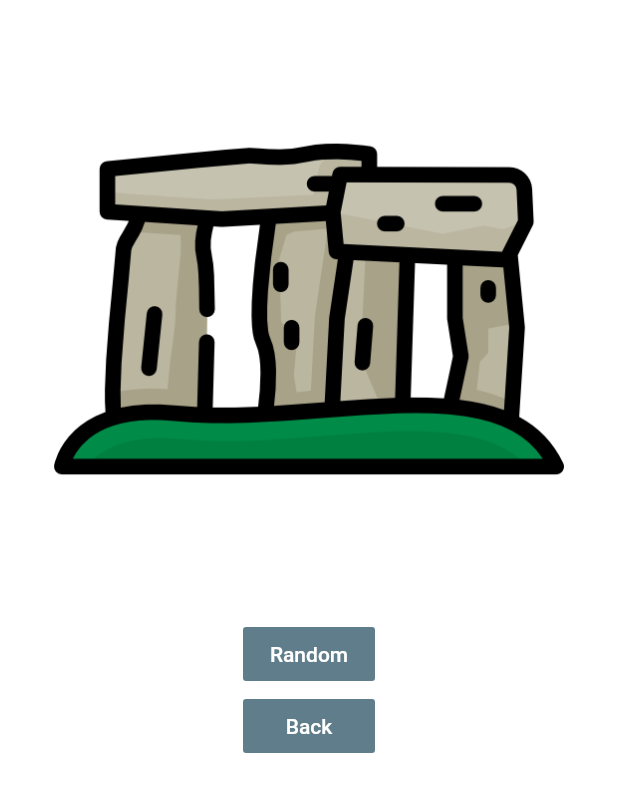
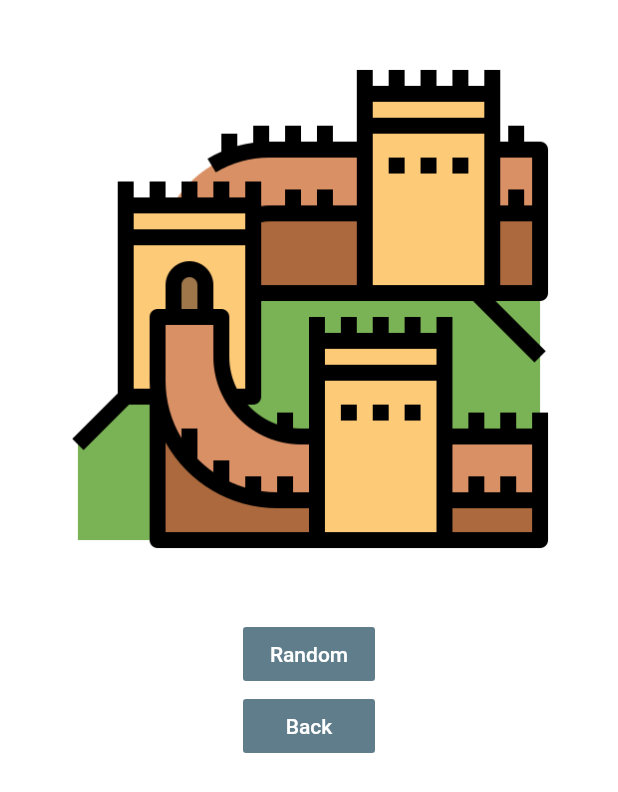
Before and after one commit to oussemaAr/flutter_app, a Flutter app: the screen it shows after launch, after a tap on "Go to the Game", on a phone screen of 412 x 824 dp. Shown: the top 792 px of the screen. Run offline on Flutter 3.47's test engine with Material 2 defaults, Android fonts, the phone set to English and light mode, and no system bars; our stand-ins replace google_fonts.

```diff
--- a/lib/wonder.dart
+++ b/lib/wonder.dart
@@ -8,7 +8,7 @@ class WonderScreen extends StatefulWidget {
 }
 
 class _WonderScreenState extends State<WonderScreen> {
-  String image = "england.png";
+  String image = "china.png";
 
   List<String> list = List.of({
     "china.png",
```
